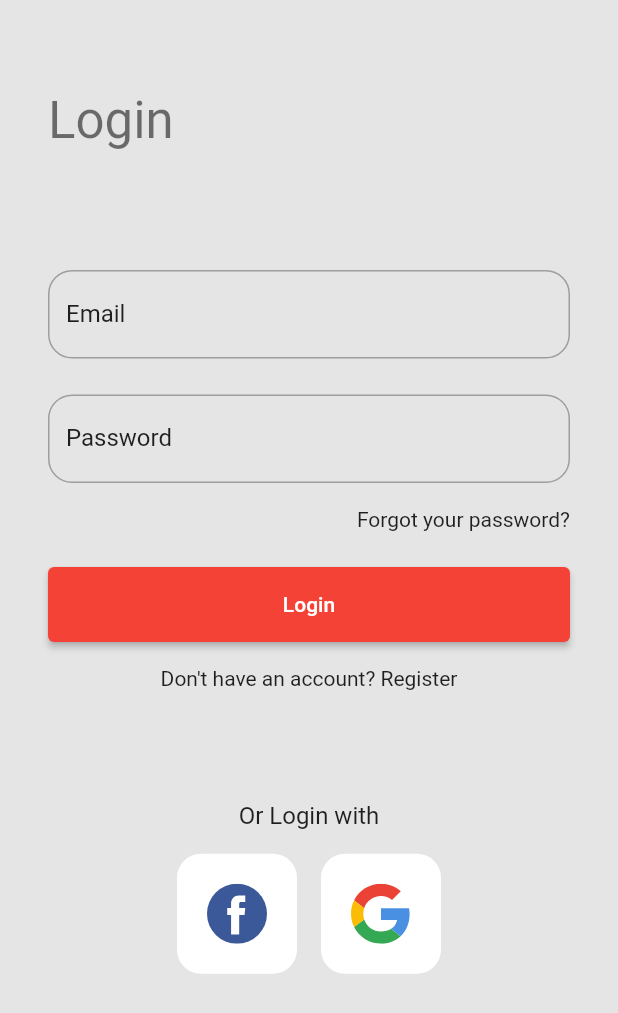
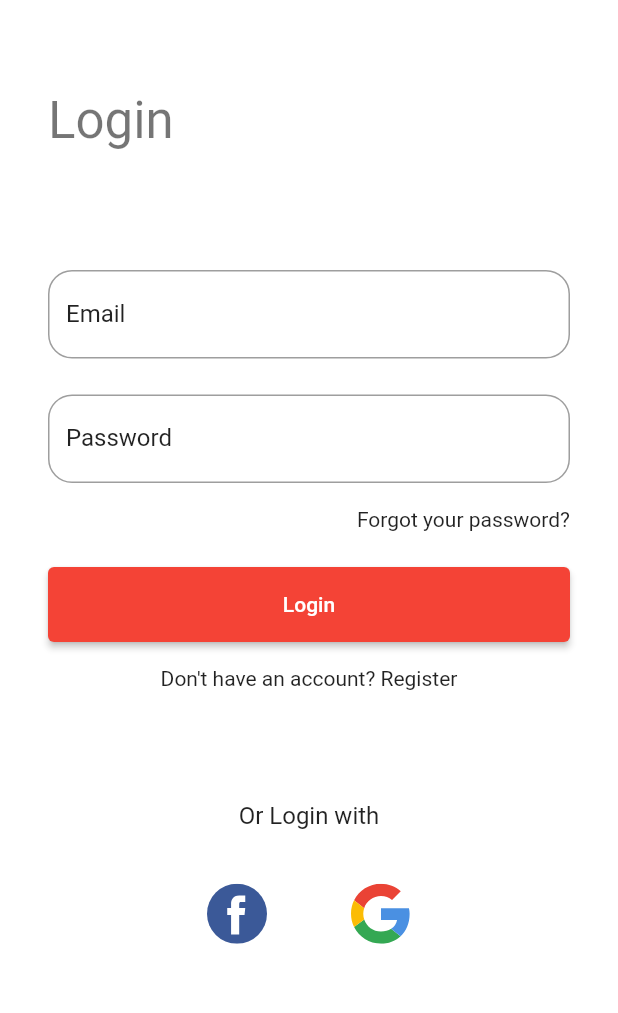
Before and after one commit to HK09x/E-com, a Flutter app: the screen it shows after launch, on a phone screen of 412 x 824 dp. Shown: the top 1013 px of the screen. Run offline on Flutter 3.47's test engine with Material 2 defaults, Android fonts, the phone set to English and light mode, and no system bars; our stand-ins replace cloud_firestore, firebase_auth, firebase_core, flutter_rating_bar, flutter_svg, persistent_bottom_nav_bar_v2; accounts and stored records are empty.

Commit message:
modified:   lib/main.dart

```diff
--- a/lib/main.dart
+++ b/lib/main.dart
@@ -24,7 +24,7 @@ class MyApp extends StatelessWidget {
         title: 'Ecommerce App',
 
         theme: ThemeData(
-            scaffoldBackgroundColor: const Color(0xFFE5E5E5),
+            scaffoldBackgroundColor: Color.fromARGB(255, 255, 255, 255),
             primaryColor: Colors.red,
             appBarTheme: const AppBarTheme(
               backgroundColor: Colors.white,
```
